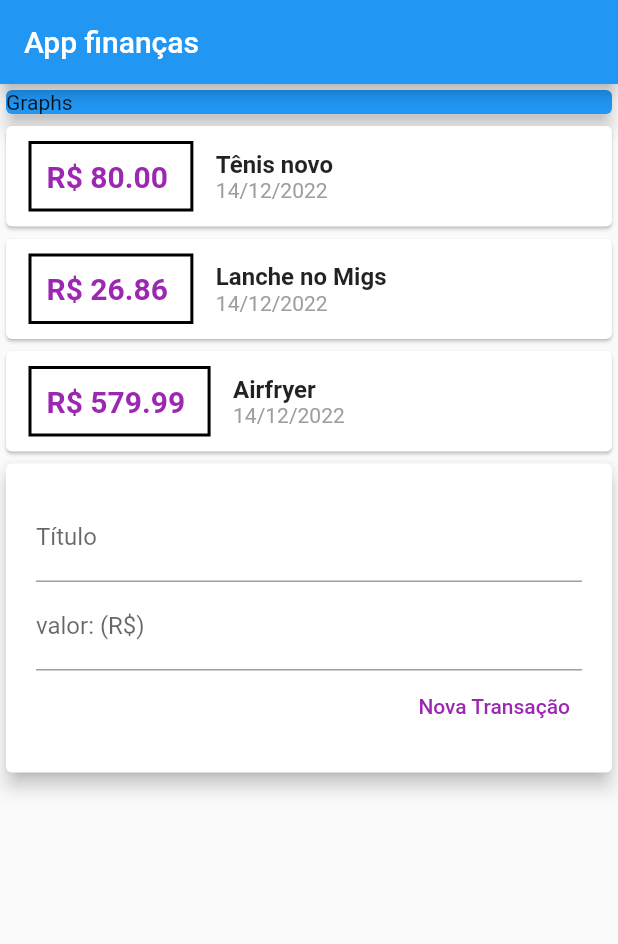
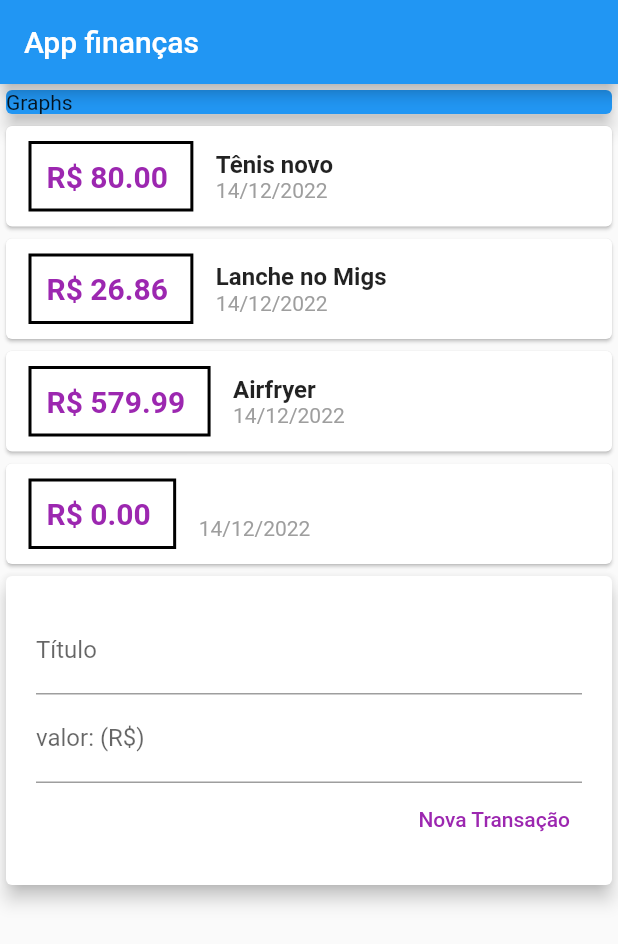
Before and after one commit to Dracorike/Financas, a Flutter app: the screen it shows after launch, after a tap on "Nova Transação", on a phone screen of 412 x 824 dp. Shown: the top 944 px of the screen. Run offline on Flutter 3.47's test engine with Material 2 defaults, Android fonts, the phone set to English and light mode, and no system bars.

Commit message:
[main] Cadastro de gasto.

```diff
--- a/lib/main.dart
+++ b/lib/main.dart
@@ -1,8 +1,3 @@
-import 'dart:ffi';
-
-import 'package:financas/model/transaction.dart';
-import 'package:financas/ui/components/card_save_expances.dart';
-import 'package:financas/ui/components/transaction_card.dart';
 import 'package:financas/ui/components/transaction_user_interface.dart';
 import 'package:flutter/material.dart';
 
@@ -13,19 +8,19 @@ class ExpancesApp extends StatelessWidget {
 
   @override
   Widget build(BuildContext context) {
-    return MaterialApp(home: MyHomePage());
+    return const MaterialApp(home: MyHomePage());
   }
 }
 
 class MyHomePage extends StatelessWidget {
-  MyHomePage({super.key});
+  const MyHomePage({super.key});
 
   @override
   Widget build(BuildContext context) {
     return Scaffold(
       appBar: AppBar(title: const Text('App finanças')),
-      body: Column(crossAxisAlignment: CrossAxisAlignment.stretch, children: [
-        const SizedBox(
+      body: Column(crossAxisAlignment: CrossAxisAlignment.stretch, children: const [
+        SizedBox(
             width: double.infinity,
             child: Card(
               color: Colors.blue,
@@ -34,7 +29,7 @@ class MyHomePage extends StatelessWidget {
                 'Graphs',
               ),
             )),
-        TransactionUserInterface()
+        ExpanseUserInterface()
       ]),
     );
   }
--- a/lib/ui/components/card_save_expances.dart
+++ b/lib/ui/components/card_save_expances.dart
@@ -1,20 +1,13 @@
 import 'package:flutter/material.dart';
 
-class CardSaveExpances extends StatefulWidget {
-  const CardSaveExpances({super.key});
+class CardSaveExpances extends StatelessWidget {
+  CardSaveExpances({super.key, required this.saveNewExpance});
+  final _titleExpance = TextEditingController();
+  final _valueExpance = TextEditingController();
+  final void Function(String, double) saveNewExpance;
 
   @override
-  State<StatefulWidget> createState() => _StateCardSaveExpances();
-
-
-}
-
-class _StateCardSaveExpances extends State<CardSaveExpances>{
-  final _titleExpance = TextEditingController();
-  final _valueExpance = TextEditingController();
-
-  @override
-  Widget build(BuildContext context) {
+  Widget build(BuildContext context){
     return Card(
           elevation: 5,
           child: Padding(
@@ -35,7 +28,9 @@ class _StateCardSaveExpances extends State<CardSaveExpances>{
                   children: [
                     TextButton(
                       onPressed: () {
-                        print('title: ${_titleExpance.text} \n value: ${_valueExpance.text}');
+                        final title = _titleExpance.text;
+                        final value = double.tryParse(_valueExpance.text) ?? 0;
+                        saveNewExpance(title, value);
                       },
                       child: const Text(
                         'Nova Transação',
@@ -49,5 +44,4 @@ class _StateCardSaveExpances extends State<CardSaveExpances>{
           ),
         );
   }
-
 }
--- a/lib/ui/components/transaction_user_interface.dart
+++ b/lib/ui/components/transaction_user_interface.dart
@@ -1,17 +1,38 @@
+import 'dart:math';
+
 import 'package:financas/ui/components/transaction_card.dart';
 import 'package:flutter/material.dart';
 
 import '../../model/transaction.dart';
 import 'card_save_expances.dart';
 
-class TransactionUserInterface extends StatelessWidget {
-  TransactionUserInterface({super.key});
+class ExpanseUserInterface extends StatefulWidget {
+  const ExpanseUserInterface({super.key});
+
+  @override
+  State<StatefulWidget> createState() => _ExpanseUserInterfaceState();
+}
+
+class _ExpanseUserInterfaceState extends State<ExpanseUserInterface> {
+  static const int maxNumberUid = 999999;
   final _listTransaction = [
     Transaction(id: 0, title: "Tênis novo", value: 80.00, date: DateTime.now()),
     Transaction(
         id: 1, title: "Lanche no Migs", value: 26.86, date: DateTime.now()),
     Transaction(id: 2, title: "Airfryer", value: 579.99, date: DateTime.now())
   ];
+
+  void _createNewExpance(String title, double value) {
+    var newExpance = Transaction(
+        id: Random().nextInt(maxNumberUid),
+        title: title,
+        value: value,
+        date: DateTime.now());
+
+    setState(() {
+      _listTransaction.add(newExpance);
+    });
+  }
 
   @override
   Widget build(BuildContext context) {
@@ -20,7 +41,7 @@ class TransactionUserInterface extends StatelessWidget {
         ..._listTransaction.map((tr) {
           return TransactionCard(transaction: tr);
         }).toList(),
-        const CardSaveExpances()
+        CardSaveExpances(saveNewExpance: _createNewExpance,)
       ],
     );
   }
```
